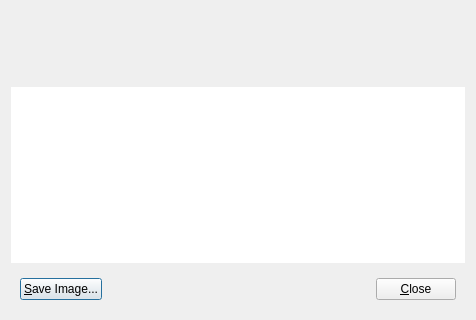
This is src/qt/forms/qrcodedialog.ui in soom-4th-blockchain/soom-core as Qt 5 draws it before an edit; both pictures show x 0 to 476 and y 230 to 550 of the 476 by 550 pixel window. The edited form follows.
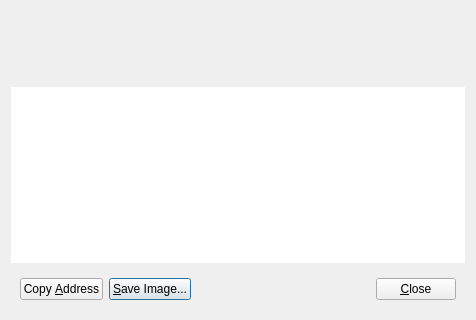
This is the edited form.

The edit to the form file:
```diff
--- a/src/qt/forms/qrcodedialog.ui
+++ b/src/qt/forms/qrcodedialog.ui
@@ -63,6 +63,16 @@
      <layout class="QVBoxLayout" name="verticalLayout_2">
       <item>
        <layout class="QHBoxLayout" name="horizontalLayout">
+        <item>
+         <widget class="QPushButton" name="btnCopyAddress">
+          <property name="text">
+           <string>Copy &amp;Address</string>
+          </property>
+          <property name="autoDefault">
+           <bool>false</bool>
+          </property>
+         </widget>
+        </item>
         <item>
          <widget class="QPushButton" name="btnSaveAs">
           <property name="text">
```
